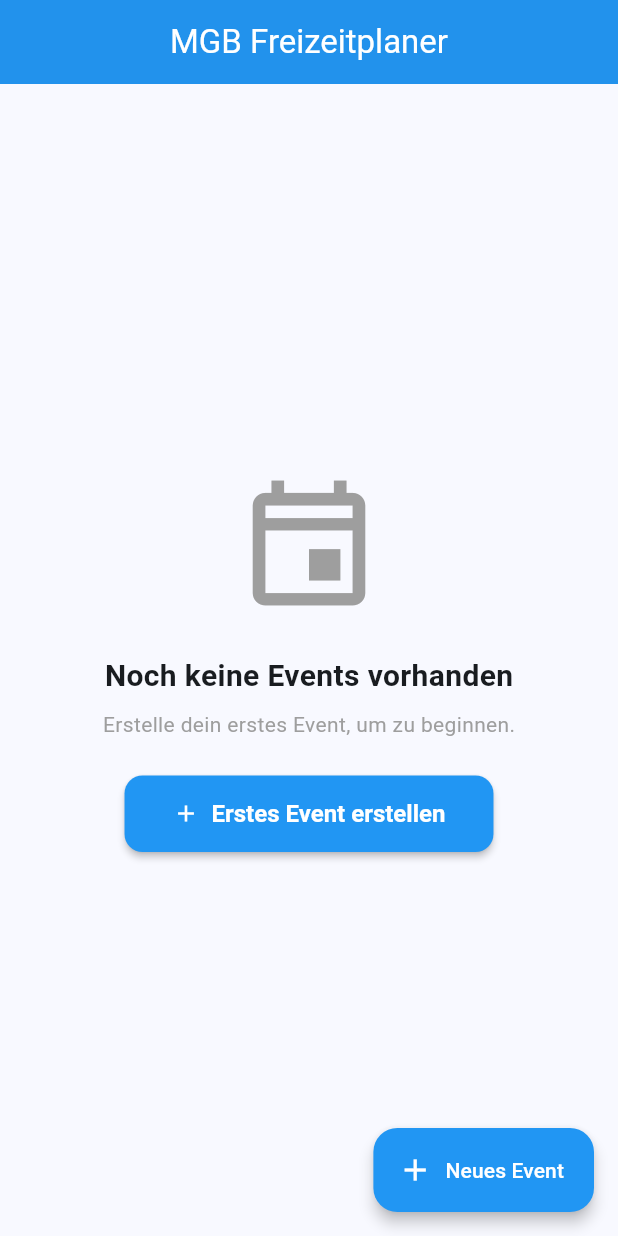
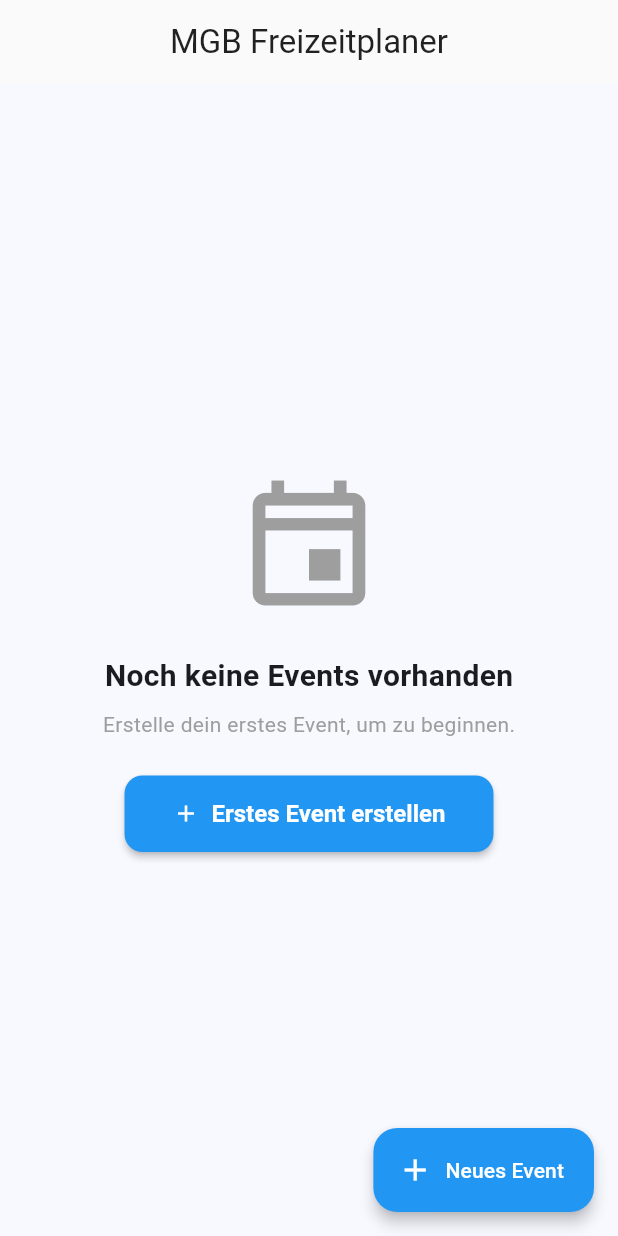
Before and after one commit to ptC7H12/Freizeitkasse, a Flutter app: the screen it shows after launch, on a phone screen of 412 x 824 dp. Run offline on Flutter 3.47's test engine with Material 3 defaults, Android fonts, the phone set to English and light mode, and no system bars; our stand-ins replace drift, file_picker, fl_chart, flutter_riverpod, logger, pdf and 2 more; missing offline and left inert: barcode, excel; accounts and stored records are empty; generated files the repository leaves out were written again.

Commit message:
Design-Update: Menü und AppBar gemäß Screenshot angepasst
- AppBar: Hintergrundfarbe auf neutralen Hintergrund geändert
- Drawer-Header: Logo und Text jetzt auf blauem Hintergrund (weiße Akzente)
- Event-Badge: Anzeige des aktuellen Events im Header
- Freizeit-Wechsel-Button: Visuell abgesetzt mit Container und Icon

```diff
--- a/lib/main.dart
+++ b/lib/main.dart
@@ -45,12 +45,13 @@ class MGBFreizeitplanerApp extends StatelessWidget {
         ),
         useMaterial3: true,
 
-        // AppBar with gradient-ready styling
-        appBarTheme: const AppBarTheme(
+        // AppBar with neutral background (same as scaffold)
+        appBarTheme: AppBarTheme(
           centerTitle: false,
-          elevation: AppConstants.elevationLow,
-          backgroundColor: AppConstants.primaryColor,
-          foregroundColor: Colors.white,
+          elevation: 0,
+          backgroundColor: Colors.grey.shade50,
+          foregroundColor: Colors.black87,
+          iconTheme: const IconThemeData(color: Colors.black87),
         ),
 
         // Cards with subtle elevation and color
```
Also changed, not shown: lib/screens/dashboard/dashboard_screen.dart (+30 -16 lines).
